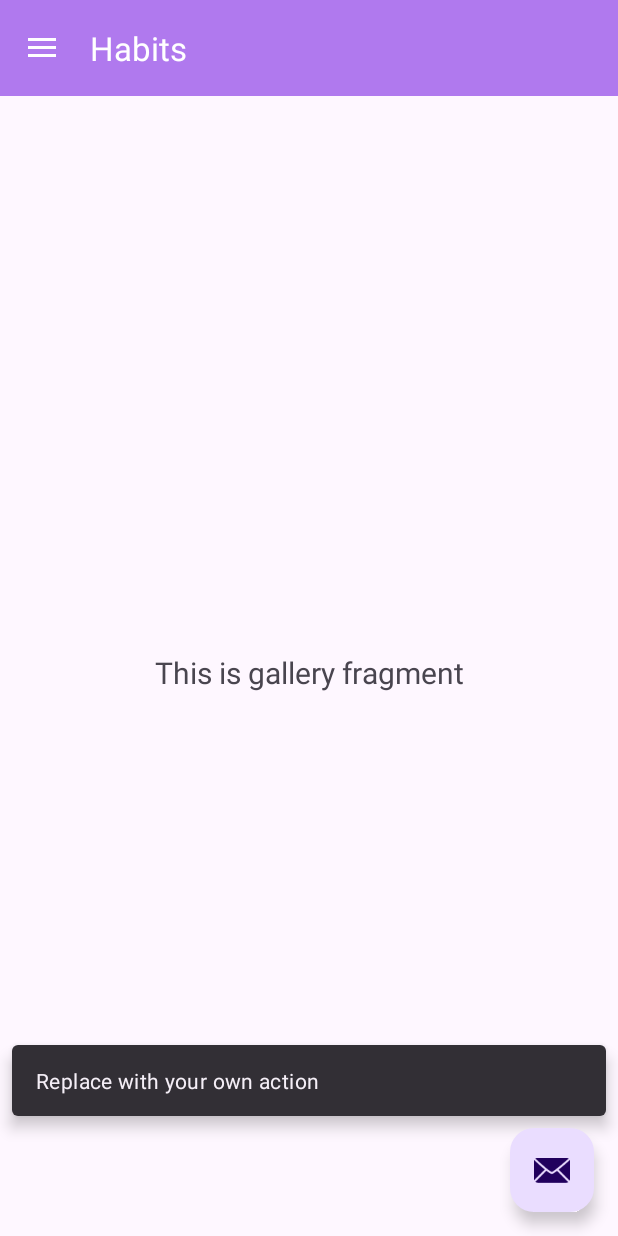
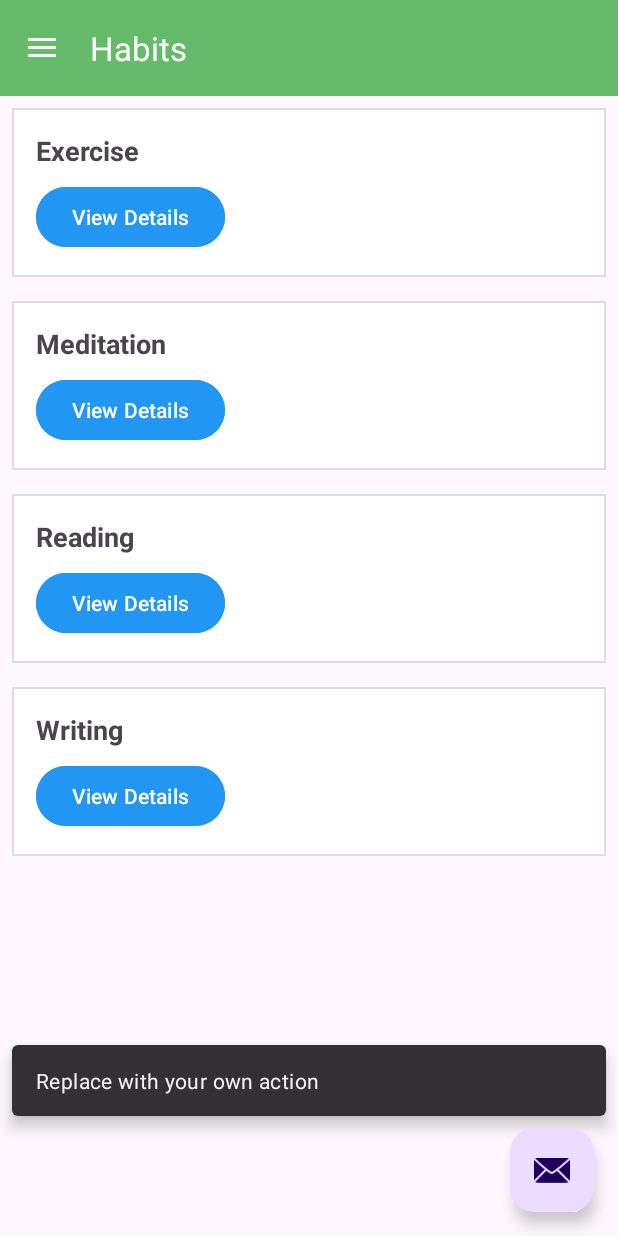
Before and after one commit to chisroxana31/HabitBurtsApp, an Android app: the screen it shows after launch once a user with an empty profile is signed in (HomeActivity), in the side drawer, after a tap on "Habits", on a phone screen of 412 x 824 dp. Run offline under Robolectric (Android 15) with nearby library versions, the light colour scheme and no system bars; our stand-ins replace Firebase (no records; nobody signed in at launch, a user with empty details on screens opened directly), navigation-ui.

Commit message:
Basic habit item and item list created

```diff
--- /dev/null
+++ b/app/src/main/java/com/example/habitburtsapp/ui/habits/HabitsAdapter.java
@@ -0,0 +1,60 @@
+package com.example.habitburtsapp.ui.habits;
+
+import android.content.Context;
+import android.view.LayoutInflater;
+import android.view.View;
+import android.view.ViewGroup;
+import android.widget.Button;
+import android.widget.TextView;
+import androidx.annotation.NonNull;
+import androidx.recyclerview.widget.RecyclerView;
+
+import com.example.habitburtsapp.R;
+
+import java.util.List;
+
+public class HabitsAdapter extends RecyclerView.Adapter<HabitsAdapter.HabitViewHolder> {
+
+    private final List<String> habitList;
+    private final Context context;
+
+    public HabitsAdapter(Context context, List<String> habitList) {
+        this.context = context;
+        this.habitList = habitList;
+    }
+
+    @NonNull
+    @Override
+    public HabitViewHolder onCreateViewHolder(@NonNull ViewGroup parent, int viewType) {
+        View view = LayoutInflater.from(context).inflate(R.layout.habit_item, parent, false);
+        return new HabitViewHolder(view);
+    }
+
+    @Override
+    public void onBindViewHolder(@NonNull HabitViewHolder holder, int position) {
+        String habitName = habitList.get(position);
+        holder.habitName.setText(habitName);
+
+        holder.viewDetailsButton.setOnClickListener(v -> {
+            // Open a pop-up dialog
+            HabitDetailsDialog dialog = new HabitDetailsDialog(context, habitName);
+            dialog.show();
+        });
+    }
+
+    @Override
+    public int getItemCount() {
+        return habitList.size();
+    }
+
+    public static class HabitViewHolder extends RecyclerView.ViewHolder {
+        TextView habitName;
+        Button viewDetailsButton;
+
+        public HabitViewHolder(@NonNull View itemView) {
+            super(itemView);
+            habitName = itemView.findViewById(R.id.habit_name);
+            viewDetailsButton = itemView.findViewById(R.id.view_details_button);
+        }
+    }
+}
--- a/app/src/main/java/com/example/habitburtsapp/ui/habits/HabitsFragment.java
+++ b/app/src/main/java/com/example/habitburtsapp/ui/habits/HabitsFragment.java
@@ -9,12 +9,19 @@ import android.widget.TextView;
 import androidx.annotation.NonNull;
 import androidx.fragment.app.Fragment;
 import androidx.lifecycle.ViewModelProvider;
+import androidx.recyclerview.widget.LinearLayoutManager;
+import androidx.recyclerview.widget.RecyclerView;
 
+import com.example.habitburtsapp.R;
 import com.example.habitburtsapp.databinding.FragmentHabitsBinding;
+
+import java.util.Arrays;
+import java.util.List;
 
 public class HabitsFragment extends Fragment {
 
     private FragmentHabitsBinding binding;
+    private RecyclerView habitsRecyclerView;
 
     public View onCreateView(@NonNull LayoutInflater inflater,
                              ViewGroup container, Bundle savedInstanceState) {
@@ -22,10 +29,22 @@ public class HabitsFragment extends Fragment {
                 new ViewModelProvider(this).get(HabitsViewModel.class);
 
         binding = FragmentHabitsBinding.inflate(inflater, container, false);
-        View root = binding.getRoot();
+        View root = inflater.inflate(R.layout.fragment_habits, container, false);
 
         final TextView textView = binding.textGallery;
         habitsViewModel.getText().observe(getViewLifecycleOwner(), textView::setText);
+
+        // Initialize RecyclerView
+        habitsRecyclerView = root.findViewById(R.id.habits_recycler_view);
+        habitsRecyclerView.setLayoutManager(new LinearLayoutManager(getContext()));
+
+        // Dummy habit list
+        List<String> habitList = Arrays.asList("Exercise", "Meditation", "Reading", "Writing");
+
+        // Set the adapter
+        HabitsAdapter adapter = new HabitsAdapter(getContext(), habitList);
+        habitsRecyclerView.setAdapter(adapter);
+
         return root;
     }
 
--- /dev/null
+++ b/app/src/main/res/drawable/box_background.xml
@@ -0,0 +1,6 @@
+<shape xmlns:android="http://schemas.android.com/apk/res/android">
+    <solid android:color="#FFFFFF" />
+    <corner android:radius="16dp" />
+    <stroke android:width="1dp" android:color="#DDDDDD" />
+    <padding android:left="8dp" android:right="8dp" android:top="8dp" android:bottom="8dp" />
+</shape>
--- a/app/src/main/res/layout/app_bar_home.xml
+++ b/app/src/main/res/layout/app_bar_home.xml
@@ -15,7 +15,7 @@
             android:id="@+id/toolbar"
             android:layout_width="match_parent"
             android:layout_height="?attr/actionBarSize"
-            android:background="#b079ee"
+            android:background="#66BB6A"
             app:popupTheme="@style/Theme.HabitBurtsApp.PopupOverlay" />
 
     </com.google.android.material.appbar.AppBarLayout>
--- a/app/src/main/res/layout/fragment_habits.xml
+++ b/app/src/main/res/layout/fragment_habits.xml
@@ -19,4 +19,10 @@
         app:layout_constraintEnd_toEndOf="parent"
         app:layout_constraintStart_toStartOf="parent"
         app:layout_constraintTop_toTopOf="parent" />
+
+    <androidx.recyclerview.widget.RecyclerView
+        android:id="@+id/habits_recycler_view"
+        android:layout_width="match_parent"
+        android:layout_height="match_parent" />
+
 </androidx.constraintlayout.widget.ConstraintLayout>
--- a/app/src/main/res/layout/fragment_settings.xml
+++ b/app/src/main/res/layout/fragment_settings.xml
@@ -25,7 +25,7 @@
         android:id="@+id/logoutButton"
         android:layout_width="match_parent"
         android:layout_height="wrap_content"
-        android:backgroundTint="#66BB6A"
+        android:backgroundTint="#2196F3"
         android:text="@string/log_out"
         android:textColor="#FFFFFF"
         tools:ignore="MissingConstraints" />
--- /dev/null
+++ b/app/src/main/res/layout/habit_item.xml
@@ -0,0 +1,25 @@
+<?xml version="1.0" encoding="utf-8"?>
+<LinearLayout xmlns:android="http://schemas.android.com/apk/res/android"
+    android:layout_width="match_parent"
+    android:layout_height="wrap_content"
+    android:orientation="vertical"
+    android:padding="16dp"
+    android:background="@drawable/box_background"
+    android:layout_margin="8dp">
+
+    <TextView
+        android:id="@+id/habit_name"
+        android:layout_width="wrap_content"
+        android:layout_height="wrap_content"
+        android:text="@string/habit_name"
+        android:textSize="18sp"
+        android:textStyle="bold"
+        android:paddingBottom="8dp" />
+
+    <Button
+        android:id="@+id/view_details_button"
+        android:layout_width="wrap_content"
+        android:layout_height="wrap_content"
+        android:text="@string/view_details"
+        android:backgroundTint="#2196F3"/>
+</LinearLayout>
--- a/app/src/main/res/values/strings.xml
+++ b/app/src/main/res/values/strings.xml
@@ -70,4 +70,6 @@
     <string name="todo">TODO</string>
     <string name="log_out">Log Out</string>
     <string name="habits">Habits</string>
+    <string name="view_details">View Details</string>
+    <string name="habit_name">Habit Name</string>
 </resources>
```
Also changed, not shown: app/src/main/java/com/example/habitburtsapp/ui/habits/HabitDetailsDialog.java (added, +37 -0 lines), app/src/main/res/layout/dialog_habit_details.xml (added, +21 -0 lines).
